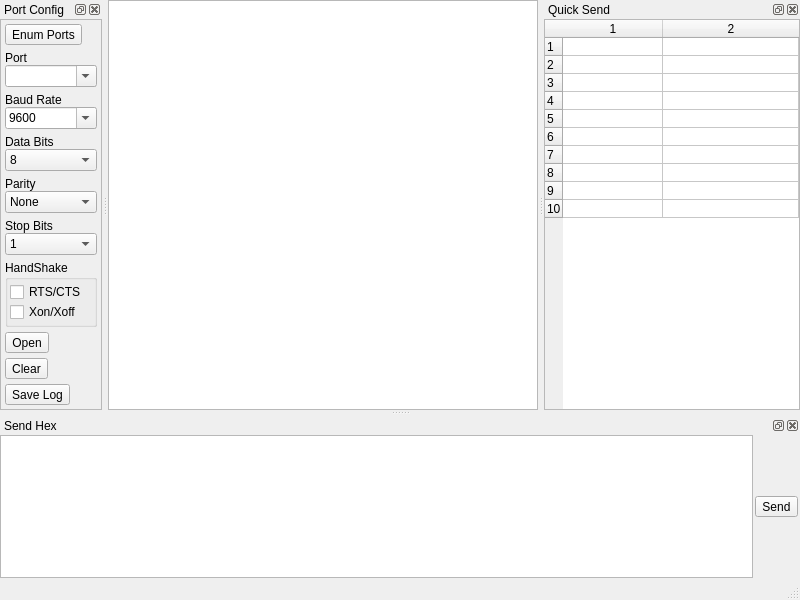
First picture: the form in gui_qt5/mainwindow.ui, repository gamesun/UartVide, before the edit.
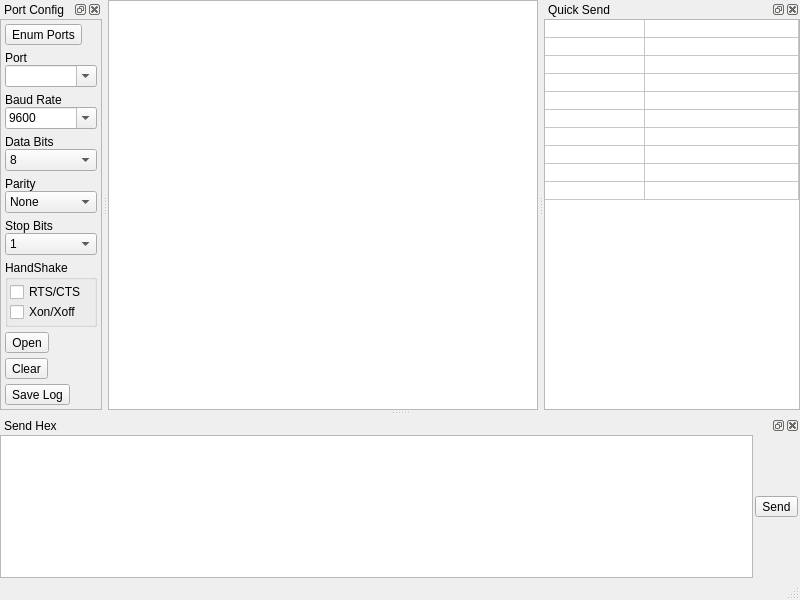
Second picture: the form after the edit. Custom widgets are drawn as their Qt base class.

Commit message: save/load QuickSend table

Patch:
```diff
--- a/gui_qt5/mainwindow.ui
+++ b/gui_qt5/mainwindow.ui
@@ -781,17 +781,23 @@
        <property name="columnCount">
         <number>2</number>
        </property>
+       <attribute name="horizontalHeaderVisible">
+        <bool>false</bool>
+       </attribute>
        <attribute name="horizontalHeaderMinimumSectionSize">
         <number>16</number>
        </attribute>
        <attribute name="horizontalHeaderStretchLastSection">
         <bool>true</bool>
        </attribute>
+       <attribute name="verticalHeaderVisible">
+        <bool>false</bool>
+       </attribute>
        <attribute name="verticalHeaderDefaultSectionSize">
         <number>16</number>
        </attribute>
        <attribute name="verticalHeaderMinimumSectionSize">
-        <number>12</number>
+        <number>16</number>
        </attribute>
        <row/>
        <row/>
```
The commit also changes 2 other files.
